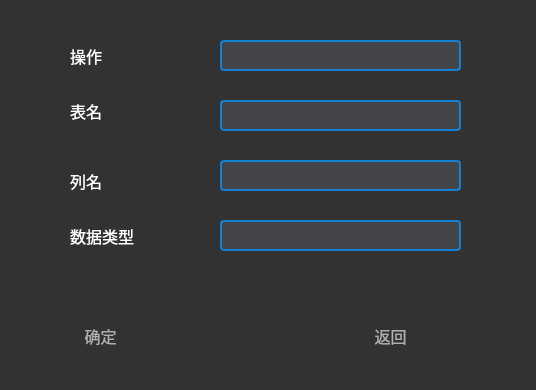
2023XDProject/DBMS2.0, file DBtraining/altertable.ui: the form before one commit.
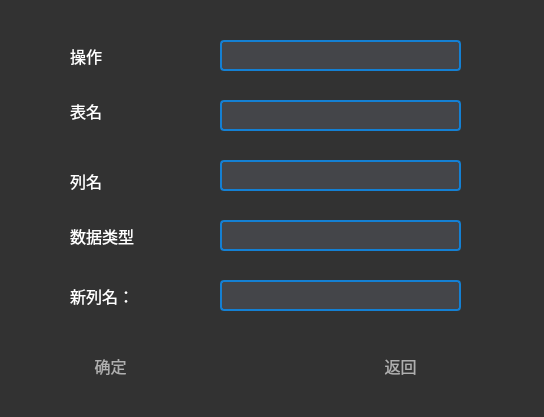
The form after the commit. Icons and pictures are not drawn.

Commit message: 修改了altertable的UI

Patch:
```diff
--- a/DBtraining/altertable.ui
+++ b/DBtraining/altertable.ui
@@ -6,8 +6,8 @@
    <rect>
     <x>0</x>
     <y>0</y>
-    <width>536</width>
-    <height>390</height>
+    <width>544</width>
+    <height>417</height>
    </rect>
   </property>
   <property name="windowTitle">
@@ -19,8 +19,8 @@
   <widget class="QPushButton" name="pushButton">
    <property name="geometry">
     <rect>
-     <x>40</x>
-     <y>300</y>
+     <x>50</x>
+     <y>330</y>
      <width>121</width>
      <height>71</height>
     </rect>
@@ -48,8 +48,8 @@
   <widget class="QPushButton" name="pushButton_2">
    <property name="geometry">
     <rect>
-     <x>330</x>
-     <y>300</y>
+     <x>340</x>
+     <y>330</y>
      <width>121</width>
      <height>71</height>
     </rect>
@@ -230,6 +230,45 @@
     <string>数据类型</string>
    </property>
   </widget>
+  <widget class="QLineEdit" name="line_newColumn">
+   <property name="geometry">
+    <rect>
+     <x>220</x>
+     <y>280</y>
+     <width>241</width>
+     <height>31</height>
+    </rect>
+   </property>
+   <property name="styleSheet">
+    <string notr="true">background: rgb(68, 69, 73);
+border-radius:4px;
+border:2px solid rgb(20, 128, 211);
+color: white;
+</string>
+   </property>
+  </widget>
+  <widget class="QLabel" name="label_5">
+   <property name="geometry">
+    <rect>
+     <x>70</x>
+     <y>260</y>
+     <width>201</width>
+     <height>71</height>
+    </rect>
+   </property>
+   <property name="font">
+    <font>
+     <family>幼圆</family>
+     <pointsize>12</pointsize>
+    </font>
+   </property>
+   <property name="styleSheet">
+    <string notr="true">color: rgb(255, 255, 255);</string>
+   </property>
+   <property name="text">
+    <string>新列名：</string>
+   </property>
+  </widget>
   <zorder>pushButton</zorder>
   <zorder>pushButton_2</zorder>
   <zorder>line_operate</zorder>
@@ -239,6 +278,8 @@
   <zorder>label_2</zorder>
   <zorder>label_3</zorder>
   <zorder>label_4</zorder>
+  <zorder>label_5</zorder>
+  <zorder>line_newColumn</zorder>
   <zorder>line_dataType</zorder>
  </widget>
  <resources/>
```
The commit also changes 3 other files.
